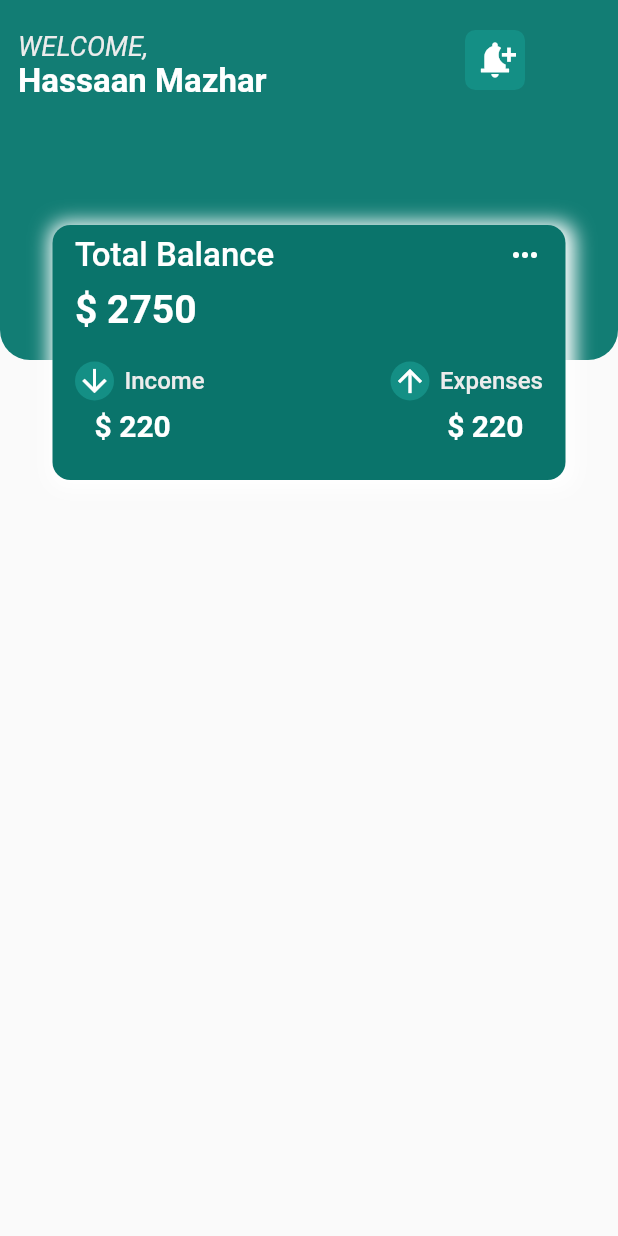
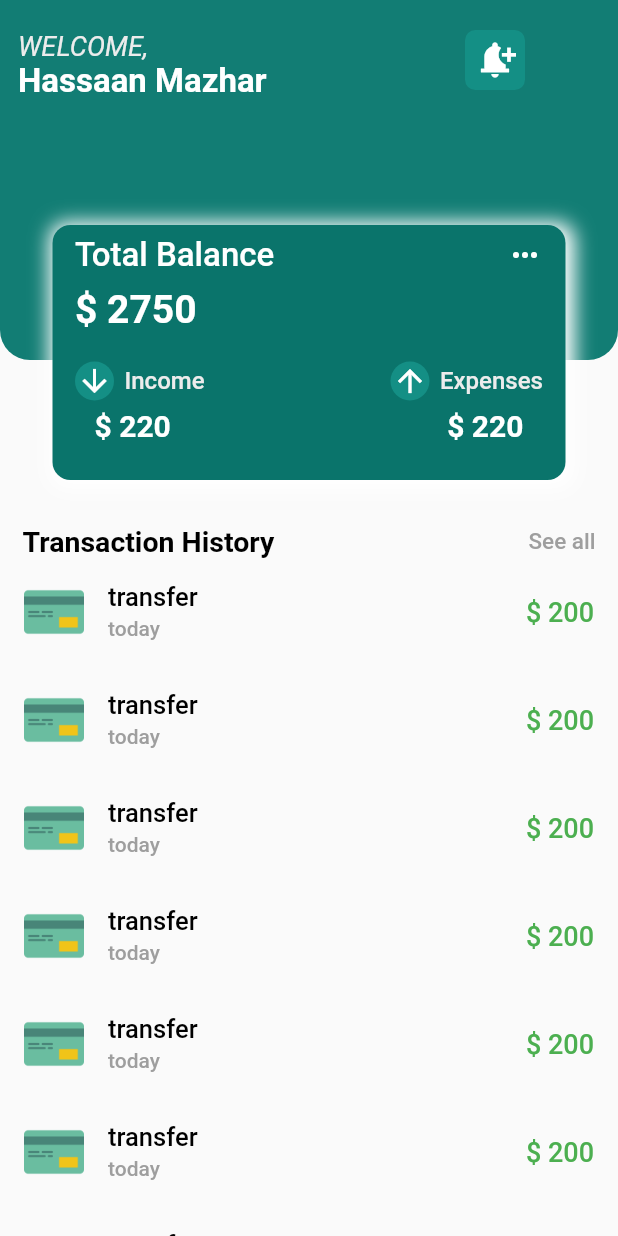
Before and after one commit to hassaan02/FinanceApp, a Flutter app: the HomeScreen screen opened directly, on a phone screen of 412 x 824 dp. Run offline on Flutter 3.47's test engine with Material 2 defaults, Android fonts, the phone set to English and light mode, and no system bars; our stand-ins replace smooth_page_indicator.

Commit message:
trans_history added

```diff
--- a/lib/components/home_screen.dart
+++ b/lib/components/home_screen.dart
@@ -1,4 +1,3 @@
-
 import 'package:finance_app/components/overLap_Container.dart';
 import 'package:finance_app/constants/colors.dart';
 import 'package:flutter/material.dart';
@@ -13,9 +12,78 @@ class HomeScreen extends StatefulWidget {
 class _HomeScreenState extends State<HomeScreen> {
   @override
   Widget build(BuildContext context) {
-    return SafeArea(
-      child: Scaffold(
-        body: Stack(
+    return Scaffold(
+      body: SafeArea(
+          child: CustomScrollView(
+        slivers: [
+          SliverToBoxAdapter(
+            child: SizedBox(
+              height: 350,
+              child: _head(),
+            ),
+          ),
+          SliverToBoxAdapter(
+            child: Padding(
+              padding: EdgeInsets.symmetric(
+                horizontal: 15,
+              ),
+              child: Row(
+                mainAxisAlignment: MainAxisAlignment.spaceBetween,
+                children: [
+                  Text(
+                    "Transaction History",
+                    style: TextStyle(
+                        color: blackColor,
+                        fontSize: 19,
+                        fontWeight: FontWeight.w600),
+                  ),
+                  Text(
+                    "See all",
+                    style: TextStyle(
+                        color: greyColor,
+                        fontSize: 15,
+                        fontWeight: FontWeight.w500),
+                  )
+                ],
+              ),
+            ),
+          ),
+          SliverList(delegate: SliverChildBuilderDelegate((context, index) {
+            return ListTile(
+              leading: ClipRRect(
+                borderRadius: BorderRadius.circular(5),
+                child: Image.asset(
+                  "lib/Assets/Images/Transfer.png",
+                  height: 40,
+                ),
+              ),
+              title: Text(
+                "transfer",
+                style: TextStyle(
+                    color: blackColor,
+                    fontSize: 17,
+                    fontWeight: FontWeight.w500),
+              ),
+              subtitle: Text(
+                "today",
+                style: TextStyle(color: greyColor, fontWeight: FontWeight.w500),
+              ),
+              trailing: Text(
+                "\$ 200",
+                style: TextStyle(
+                    color: green2Color,
+                    fontWeight: FontWeight.w500,
+                    fontSize: 18),
+              ),
+            );
+          }))
+        ],
+      )),
+    );
+  }
+
+  Widget _head() {
+    return Stack(
       children: [
         Column(
           children: [
@@ -79,11 +147,9 @@ class _HomeScreenState extends State<HomeScreen> {
             top: 150,
             left: 35,
             right: 35,
-              child: OverLapConatiner()  // calling a class
+            child: OverLapConatiner() // calling a class
             )
       ],
-        ),
-      ),
     );
   }
 }
--- a/lib/components/overLap_Container.dart
+++ b/lib/components/overLap_Container.dart
@@ -18,7 +18,7 @@ class _OverLapConatinerState extends State<OverLapConatiner> {
           boxShadow: [
             BoxShadow(
               color: whiteColor,
-            offset: Offset(2 , 2),
+              offset: Offset(2, 2),
               blurRadius: 10,
               spreadRadius: 4,
             )
--- a/lib/constants/colors.dart
+++ b/lib/constants/colors.dart
@@ -5,3 +5,9 @@ Color greenColor =  Color(0xff127D74);
 Color whiteColor = Colors.white;
 
 Color lightWhite = Color.fromARGB(255, 236, 236, 236);
+
+Color blackColor = Colors.black;
+
+Color greyColor = Colors.grey;
+
+Color green2Color = Colors.green;
```
Also changed, not shown: lib/Assets/Images/Education.png (added), lib/Assets/Images/Transfer.png (added), lib/Assets/Images/Transportation.png (added), lib/Assets/Images/education (1).png (added), lib/Assets/Images/exchange.png (added), lib/Assets/Images/food 2.png (added), lib/Assets/Images/food.png (added), lib/Assets/Images/transportation (1).png (added). Lines whose indentation alone changed are shown as unchanged.
